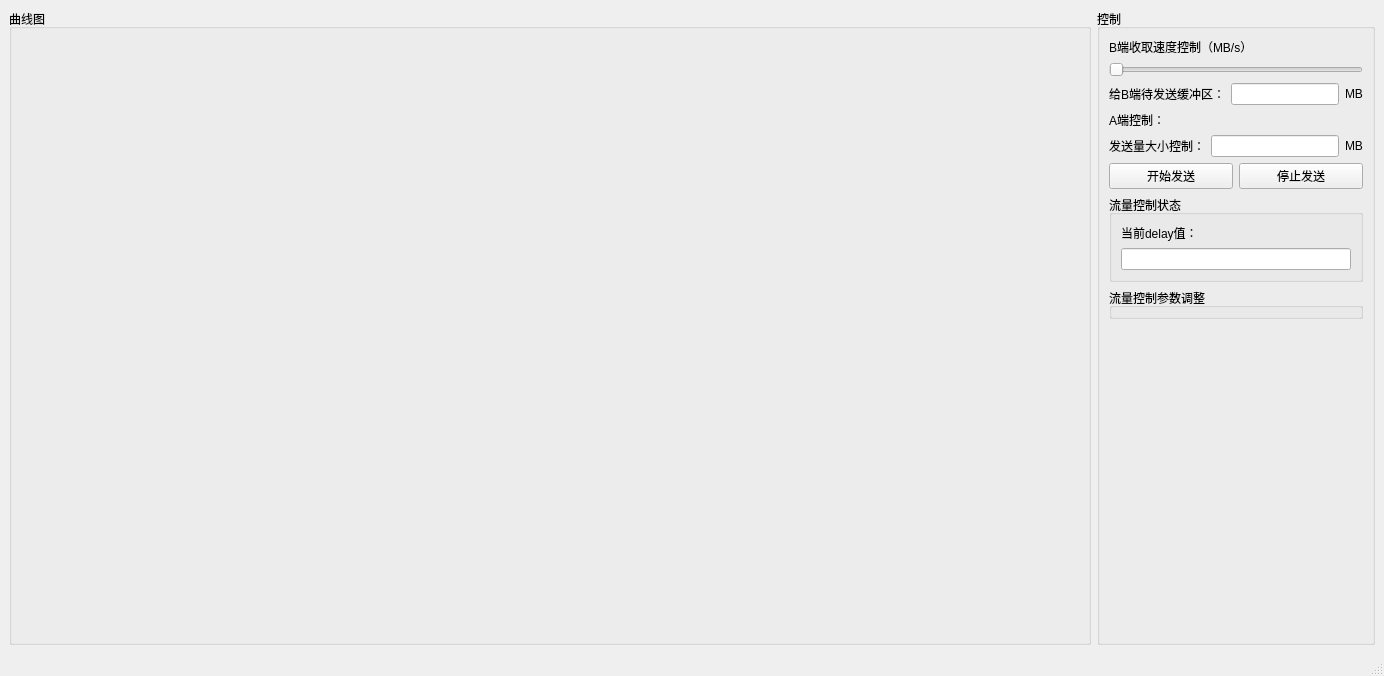
Above: FlowLimitTest/FlowLimit.ui from taynpg/frelay before the change. Below: the same form after it.
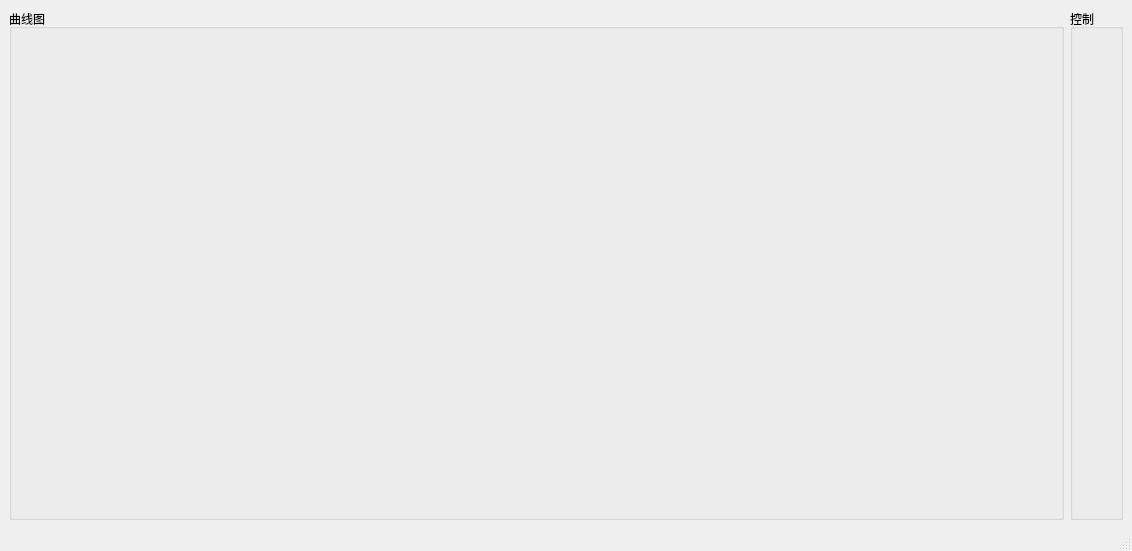
That is the form after the change.

What changed in the file:
```diff
--- a/FlowLimitTest/FlowLimit.ui
+++ b/FlowLimitTest/FlowLimit.ui
@@ -6,8 +6,8 @@
    <rect>
     <x>0</x>
     <y>0</y>
-    <width>1384</width>
-    <height>676</height>
+    <width>1132</width>
+    <height>551</height>
    </rect>
   </property>
   <property name="sizePolicy">
@@ -20,7 +20,7 @@
    <string>FlowLimit</string>
   </property>
   <widget class="QWidget" name="centralwidget">
-   <layout class="QHBoxLayout" name="horizontalLayout_4">
+   <layout class="QHBoxLayout" name="horizontalLayout">
     <item>
      <widget class="QGroupBox" name="groupBox">
       <property name="sizePolicy">
@@ -63,155 +63,6 @@
       <property name="title">
        <string>控制</string>
       </property>
-      <layout class="QVBoxLayout" name="verticalLayout_2">
-       <item>
-        <widget class="QLabel" name="label">
-         <property name="sizePolicy">
-          <sizepolicy hsizetype="MinimumExpanding" vsizetype="Preferred">
-           <horstretch>0</horstretch>
-           <verstretch>0</verstretch>
-          </sizepolicy>
-         </property>
-         <property name="text">
-          <string>B端收取速度控制（MB/s）</string>
-         </property>
-        </widget>
-       </item>
-       <item>
-        <widget class="QSlider" name="horizontalSlider">
-         <property name="sizePolicy">
-          <sizepolicy hsizetype="MinimumExpanding" vsizetype="Fixed">
-           <horstretch>0</horstretch>
-           <verstretch>0</verstretch>
-          </sizepolicy>
-         </property>
-         <property name="orientation">
-          <enum>Qt::Orientation::Horizontal</enum>
-         </property>
-        </widget>
-       </item>
-       <item>
-        <layout class="QHBoxLayout" name="horizontalLayout">
-         <property name="sizeConstraint">
-          <enum>QLayout::SizeConstraint::SetDefaultConstraint</enum>
-         </property>
-         <item>
-          <widget class="QLabel" name="label_2">
-           <property name="text">
-            <string>给B端待发送缓冲区：</string>
-           </property>
-          </widget>
-         </item>
-         <item>
-          <widget class="QLineEdit" name="edBytesToWrite"/>
-         </item>
-         <item>
-          <widget class="QLabel" name="label_3">
-           <property name="text">
-            <string>MB</string>
-           </property>
-          </widget>
-         </item>
-        </layout>
-       </item>
-       <item>
-        <widget class="QLabel" name="label_4">
-         <property name="text">
-          <string>A端控制：</string>
-         </property>
-        </widget>
-       </item>
-       <item>
-        <layout class="QHBoxLayout" name="horizontalLayout_2">
-         <item>
-          <widget class="QLabel" name="label_7">
-           <property name="text">
-            <string>发送量大小控制：</string>
-           </property>
-          </widget>
-         </item>
-         <item>
-          <widget class="QLineEdit" name="readySize"/>
-         </item>
-         <item>
-          <widget class="QLabel" name="label_6">
-           <property name="text">
-            <string>MB</string>
-           </property>
-          </widget>
-         </item>
-        </layout>
-       </item>
-       <item>
-        <layout class="QHBoxLayout" name="horizontalLayout_3">
-         <item>
-          <widget class="QPushButton" name="btnSendStart">
-           <property name="text">
-            <string>开始发送</string>
-           </property>
-          </widget>
-         </item>
-         <item>
-          <widget class="QPushButton" name="btnSendStop">
-           <property name="text">
-            <string>停止发送</string>
-           </property>
-          </widget>
-         </item>
-        </layout>
-       </item>
-       <item>
-        <widget class="QGroupBox" name="groupBox_4">
-         <property name="sizePolicy">
-          <sizepolicy hsizetype="Preferred" vsizetype="Preferred">
-           <horstretch>0</horstretch>
-           <verstretch>0</verstretch>
-          </sizepolicy>
-         </property>
-         <property name="title">
-          <string>流量控制状态</string>
-         </property>
-         <layout class="QVBoxLayout" name="verticalLayout">
-          <item>
-           <widget class="QLabel" name="label_5">
-            <property name="text">
-             <string>当前delay值：</string>
-            </property>
-           </widget>
-          </item>
-          <item>
-           <widget class="QLineEdit" name="curDelay"/>
-          </item>
-         </layout>
-        </widget>
-       </item>
-       <item>
-        <widget class="QGroupBox" name="groupBox_3">
-         <property name="sizePolicy">
-          <sizepolicy hsizetype="Preferred" vsizetype="Preferred">
-           <horstretch>0</horstretch>
-           <verstretch>0</verstretch>
-          </sizepolicy>
-         </property>
-         <property name="title">
-          <string>流量控制参数调整</string>
-         </property>
-        </widget>
-       </item>
-       <item>
-        <spacer name="verticalSpacer">
-         <property name="orientation">
-          <enum>Qt::Orientation::Vertical</enum>
-         </property>
-         <property name="sizeHint" stdset="0">
-          <size>
-           <width>20</width>
-           <height>40</height>
-          </size>
-         </property>
-        </spacer>
-       </item>
-      </layout>
      </widget>
     </item>
    </layout>
```
Left out of the diff: 2 changed lines with no effect on the pictures.
